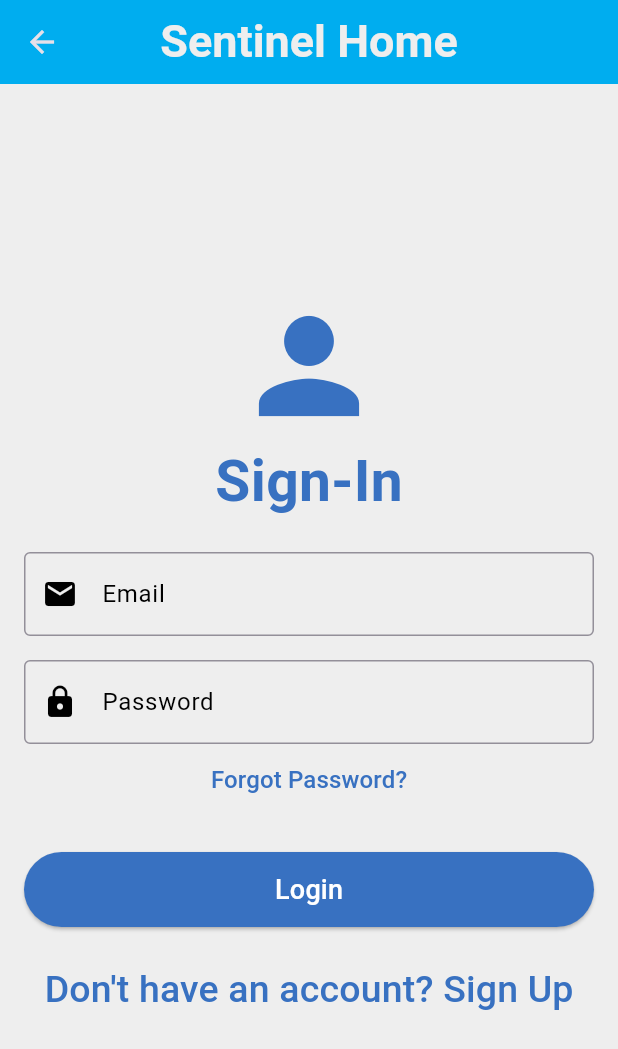
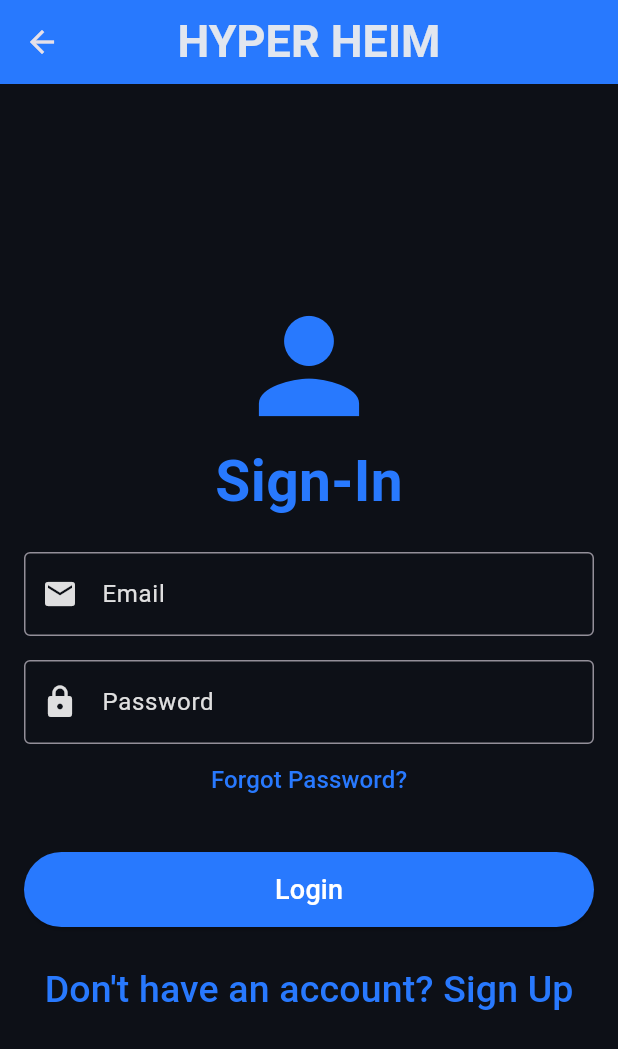
Before and after one commit to Mohammed-Ahmed11/Graduation-App, a Flutter app: the screen it shows after launch, item 2 of the bottom bar chosen, after a tap on "Already have an account? Sign-In", on a phone screen of 412 x 824 dp. Shown: the top 1049 px of the screen. Run offline on Flutter 3.47's test engine with Material 3 defaults, Android fonts, the phone set to English and light mode, and no system bars; our stand-ins replace flutter_tts, image_picker, speech_to_text.

Commit message:
update
change UI to dark theme

```diff
--- a/home_app/smarthome/lib/category_page.dart
+++ b/home_app/smarthome/lib/category_page.dart
@@ -19,11 +19,11 @@ class CategoryPage extends StatelessWidget {
   @override
   Widget build(BuildContext context) {
     return Scaffold(
-      backgroundColor: const Color(0xFFe6e4dc), // Solid background color
+      backgroundColor: const Color(0xFF0d1017), // Solid background color
       body: Column(
         children: [
           AppBar(
-            backgroundColor: Color(0xFF00adef),
+            backgroundColor: Color(0xFF2879fe),
             elevation: 0,
             title: Row(
               mainAxisAlignment: MainAxisAlignment.end,
@@ -84,7 +84,7 @@ class CategoryPage extends StatelessWidget {
             style: TextStyle(
               fontSize: 25,
               fontWeight: FontWeight.bold,
-              color: Color(0xFF3871c1),
+              color: Color(0xeeeeeeee),
             ),
           ),
           Expanded(
@@ -147,9 +147,9 @@ class CategoryPage extends StatelessWidget {
         ],
       ),
       bottomNavigationBar: BottomNavigationBar(
-        backgroundColor: const Color(0xFF00adef),
+        backgroundColor: const Color(0xFF2879fe),
         selectedItemColor: Colors.black,
-        unselectedItemColor: Colors.grey,
+        unselectedItemColor: Colors.white,
         currentIndex: 1, // Set Categories as the selected tab
         items: const [
           BottomNavigationBarItem(
--- a/home_app/smarthome/lib/details_page.dart
+++ b/home_app/smarthome/lib/details_page.dart
@@ -109,7 +109,7 @@ class _DetailsPageState extends State<DetailsPage> {
     return Scaffold(
       appBar: AppBar(
         title: Text(categoryTitle),
-        backgroundColor: const Color(0xFF00adef),
+        backgroundColor: const Color(0xFF2879fe),
       ),
       body: Stack(
         children: [
@@ -222,7 +222,7 @@ class _DetailsPageState extends State<DetailsPage> {
       ),
       floatingActionButton: FloatingActionButton(
         onPressed: _addNewFeature,
-        backgroundColor: Color(0xFF00adef),
+        backgroundColor: Color(0xFF2879fe),
         child: Icon(Icons.add, color: Colors.white),
       ),
     );
--- a/home_app/smarthome/lib/forget_password.dart
+++ b/home_app/smarthome/lib/forget_password.dart
@@ -23,10 +23,10 @@ class _ForgetPasswordPageState extends State<ForgetPasswordPage> {
   @override
   Widget build(BuildContext context) {
     return Scaffold(
-      backgroundColor: const Color(0xFFeeeeee),
+      backgroundColor: const Color(0xFF0d1017),
       appBar: AppBar(
         title: Text("Forgot Password"),
-        backgroundColor: Color(0xFF00adef),
+        backgroundColor: Color(0xFF2879fe),
       ),
       body: Padding(
         padding: EdgeInsets.all(16.0),
@@ -35,13 +35,13 @@ class _ForgetPasswordPageState extends State<ForgetPasswordPage> {
           child: Column(
             mainAxisAlignment: MainAxisAlignment.center,
             children: [
-              Icon(Icons.lock_reset, color: Color(0xFF3871c1), size: 100,),
+              Icon(Icons.lock_reset, color: Color(0xFF2879fe), size: 100,),
               const Text(
                 "Forget Password",
                 style: TextStyle(
                   fontSize: 30,
                   fontWeight: FontWeight.bold,
-                  color: Color(0xFF3871c1),
+                  color: Color(0xFF2879fe),
                   ),
               ),
               SizedBox(height: 100),
@@ -50,7 +50,7 @@ class _ForgetPasswordPageState extends State<ForgetPasswordPage> {
                 style: TextStyle(
                   fontSize: 18,
                   fontWeight: FontWeight.bold,
-                  color: Color(0xFF3871c1),
+                  color: Color(0xFF2879fe),
                   ),
                 textAlign: TextAlign.center,
               ),
@@ -60,8 +60,8 @@ class _ForgetPasswordPageState extends State<ForgetPasswordPage> {
                 keyboardType: TextInputType.emailAddress,
                 decoration: InputDecoration(
                   labelText: "Email",
-                  labelStyle: TextStyle(color: Colors.black), // Label text color
-                  prefixIcon: Icon(Icons.email, color: Colors.black), // Icon color
+                  labelStyle: TextStyle(color: Color(0xeeeeeeee),), // Label text color
+                  prefixIcon: Icon(Icons.email, color: Color(0xeeeeeeee),), // Icon color
                   border: OutlineInputBorder(),
                 ),
                 validator: (value) {
@@ -77,7 +77,7 @@ class _ForgetPasswordPageState extends State<ForgetPasswordPage> {
               ElevatedButton(
                 onPressed: _resetPassword,
                 style: ElevatedButton.styleFrom(
-                  backgroundColor: Color(0xFF3871c1),
+                  backgroundColor: Color(0xFF2879fe),
                   padding: EdgeInsets.symmetric(vertical: 12, horizontal: 40),
                 ),
                 child: Text("Reset Password", style: TextStyle(fontSize: 16, color: Colors.white)),
--- a/home_app/smarthome/lib/login_page.dart
+++ b/home_app/smarthome/lib/login_page.dart
@@ -71,15 +71,15 @@ class _LoginPageState extends State<LoginPage> {
   @override
   Widget build(BuildContext context) {
     return Scaffold(
-      backgroundColor: const Color(0xFFeeeeee), // Set background color to #eee
+      backgroundColor: const Color(0xFF0d1017), // Set background color to #eee
       appBar: AppBar(
-        backgroundColor: const Color(0xFF00adef),
+        backgroundColor: const Color(0xFF2879fe),
         title: const Text(
-          "Sentinel Home",
+          "HYPER HEIM",
           style: TextStyle(
             fontSize: 30,
             fontWeight: FontWeight.bold,
-            color: Color(0xFFEEEEEE),
+            color:  Color(0xeeeeeeee),
           ),
         ),
         centerTitle: true,
@@ -94,7 +94,7 @@ class _LoginPageState extends State<LoginPage> {
             children: [
               Icon(
                 Icons.person,
-                color: Color(0xFF3871c1),
+                color: Color(0xFF2879fe),
                 size: 100,
               ), // Person icon
               SizedBox(width: 10), // Space between icon and text
@@ -103,21 +103,21 @@ class _LoginPageState extends State<LoginPage> {
                 style: TextStyle(
                   fontSize: 38,
                   fontWeight: FontWeight.bold,
-                  color: Color(0xFF3871c1),
+                  color: Color(0xFF2879fe),
                 ),
               ),
               const SizedBox(height: 20),
               TextFormField(
                 controller: _emailController,
                 style: const TextStyle(
-                    color: Colors.black), // Set text color to black
+                    color: Color(0xeeeeeeee),), // Set text color to black
                 decoration: const InputDecoration(
                   labelText: "Email",
                   labelStyle:
-                      TextStyle(color: Colors.black), // Label text color
+                      TextStyle(color: Color(0xeeeeeeee),), // Label text color
                   border: OutlineInputBorder(),
                   prefixIcon:
-                      Icon(Icons.email, color: Colors.black), // Icon color
+                      Icon(Icons.email, color: Color(0xeeeeeeee),), // Icon color
                 ),
                 validator: (value) {
                   if (value == null || value.isEmpty) {
@@ -131,14 +131,14 @@ class _LoginPageState extends State<LoginPage> {
                 controller: _passwordController,
                 obscureText: true,
                 style: const TextStyle(
-                    color: Colors.black), // Set text color to black
+                    color: Color(0xeeeeeeee),), // Set text color to black
                 decoration: const InputDecoration(
                   labelText: "Password",
                   labelStyle:
-                      TextStyle(color: Colors.black), // Label text color
+                      TextStyle(color: Color(0xeeeeeeee),), // Label text color
                   border: OutlineInputBorder(),
                   prefixIcon:
-                      Icon(Icons.lock, color: Colors.black), // Icon color
+                      Icon(Icons.lock, color: Color(0xeeeeeeee),), // Icon color
                 ),
                 validator: (value) {
                   if (value == null || value.isEmpty) {
@@ -160,7 +160,7 @@ class _LoginPageState extends State<LoginPage> {
                   child: const Text(
                     "Forgot Password?",
                     style: TextStyle(
-                      color: Color(0xFF3871c1),
+                      color: Color(0xFF2879fe),
                       fontSize: 16,
                     ),
                   ),
@@ -172,7 +172,7 @@ class _LoginPageState extends State<LoginPage> {
                 child: ElevatedButton(
                   onPressed: _login,
                   style: ElevatedButton.styleFrom(
-                    backgroundColor: const Color(0xFF3871c1),
+                    backgroundColor: const Color(0xFF2879fe),
                     padding: const EdgeInsets.symmetric(vertical: 12),
                   ),
                   child: const Text(
@@ -193,7 +193,7 @@ class _LoginPageState extends State<LoginPage> {
                 child: const Text(
                   "Don't have an account? Sign Up",
                   style: TextStyle(
-                    color: Color(0xFF3871c1),
+                    color: Color(0xFF2879fe),
                     fontSize: 25,
                   ),
                 ),
--- a/home_app/smarthome/lib/main.dart
+++ b/home_app/smarthome/lib/main.dart
@@ -66,9 +66,10 @@ class _HomePageState extends State<HomePage> with SingleTickerProviderStateMixin
 Widget build(BuildContext context) {
   return Scaffold(
     appBar: AppBar(
-      backgroundColor: const Color(0xFF00adef),
+      backgroundColor: const Color(0xFF2879fe),
+      iconTheme: const IconThemeData(color: Color(0xFFeeeeee)),
       title: const Text(
-        "Smart Home",
+        "HYPER HEIM",
         style: TextStyle(
           fontSize: 30,
           fontWeight: FontWeight.bold,
@@ -80,7 +81,7 @@ Widget build(BuildContext context) {
     body: Container(
       width: double.infinity,
       height: double.infinity,
-      color: const Color(0xFFeeeeee),
+      color: const Color(0xFF0d1017),
       padding: const EdgeInsets.all(16.0),
       child: Column(
         mainAxisAlignment: MainAxisAlignment.center,
@@ -91,7 +92,7 @@ Widget build(BuildContext context) {
             style: TextStyle(
               fontSize: 34,
               fontWeight: FontWeight.bold,
-              color: Color(0xFF000000),
+              color: Color(0xFF2879fe),
             ),
             textAlign: TextAlign.center,
           ),
@@ -106,18 +107,18 @@ Widget build(BuildContext context) {
               );
             },
             child: Image.asset(
-              "assets/images/logo_icon.png",
+              "assets/images/hhhlogocolor.png",
               width: MediaQuery.of(context).size.width * 0.8,
               fit: BoxFit.contain,
             ),
           ),
           const SizedBox(height: 20),
           const Text(
-            "Smart Home",
+            "Smart Home Assistant",
             style: TextStyle(
               fontSize: 34,
               fontWeight: FontWeight.bold,
-              color: Colors.black,
+              color: Color(0xFF2879fe),
             ),
             textAlign: TextAlign.center,
           ),
@@ -127,7 +128,7 @@ Widget build(BuildContext context) {
             style: TextStyle(
               fontSize: 24,
               fontWeight: FontWeight.bold,
-              color: Colors.black,
+              color: Color(0xFF2879fe),
             ),
             textAlign: TextAlign.center,
           ),
@@ -144,7 +145,7 @@ Widget build(BuildContext context) {
                   );
                 },
                 style: ElevatedButton.styleFrom(
-                  backgroundColor: const Color(0xFF3871c1),
+                  backgroundColor: const Color(0xFF2879fe),
                   padding: const EdgeInsets.symmetric(horizontal: 30, vertical: 15),
                   shape: RoundedRectangleBorder(
                     borderRadius: BorderRadius.circular(10),
@@ -171,7 +172,7 @@ Widget build(BuildContext context) {
                   );
                 },
                 style: ElevatedButton.styleFrom(
-                  backgroundColor: const Color(0xFF3871c1),
+                  backgroundColor: const Color(0xFF2879fe),
                   padding: const EdgeInsets.symmetric(horizontal: 30, vertical: 15),
                   shape: RoundedRectangleBorder(
                     borderRadius: BorderRadius.circular(10),
--- a/home_app/smarthome/lib/register_page.dart
+++ b/home_app/smarthome/lib/register_page.dart
@@ -60,11 +60,11 @@ class _RegisterPageState extends State<RegisterPage> {
   @override
   Widget build(BuildContext context) {
     return Scaffold(
-      backgroundColor: const Color(0xFFeeeeee), // Set background color to #eee
+      backgroundColor: const Color(0xFF0d1017), // Set background color to #eee
       appBar: AppBar(
-        backgroundColor: const Color(0xFF00adef),
+        backgroundColor: const Color(0xFF2879fe),
         title: const Text(
-          "Sentinel Home",
+          "HYPER HEIM",
           style: TextStyle(
             fontSize: 30,
             fontWeight: FontWeight.bold,
@@ -81,25 +81,25 @@ class _RegisterPageState extends State<RegisterPage> {
             mainAxisAlignment: MainAxisAlignment.center,
             crossAxisAlignment: CrossAxisAlignment.center,
             children: [
-              Icon(Icons.person_add, color: Color(0xFF3871c1), size: 100,), // Person icon
+              Icon(Icons.person_add, color: Color(0xFF2879fe), size: 100,), // Person icon
               SizedBox(width: 10), // Space between icon and text
               const Text(
                 "Sign-Up",
                 style: TextStyle(
                   fontSize: 38,
                   fontWeight: FontWeight.bold,
-                  color: Color(0xFF3871c1),
+                  color: Color(0xFF2879fe),
                 ),
               ),
               const SizedBox(height: 20),
               TextFormField(
                 controller: _firstNameController,
-                style: const TextStyle(color: Colors.black), // Set text color to black
+                style: const TextStyle(color: Color(0xeeeeeeee),), // Set text color to black
                 decoration: const InputDecoration(
                   labelText: "First Name",
-                  labelStyle: TextStyle(color: Colors.black), // Label text color
+                  labelStyle: TextStyle(color: Color(0xeeeeeeee),), // Label text color
                   border: OutlineInputBorder(),
-                  prefixIcon: Icon(Icons.person, color: Colors.black), // Icon color
+                  prefixIcon: Icon(Icons.person, color: Color(0xeeeeeeee),), // Icon color
                 ),
                 validator: (value) {
                   if (value == null || value.isEmpty) {
@@ -111,12 +111,12 @@ class _RegisterPageState extends State<RegisterPage> {
               const SizedBox(height: 16),
               TextFormField(
                 controller: _secondNameController,
-                style: const TextStyle(color: Colors.black), // Set text color to black
+                style: const TextStyle(color: Color(0xeeeeeeee),), // Set text color to black
                 decoration: const InputDecoration(
                   labelText: "Second Name",
-                  labelStyle: TextStyle(color: Colors.black), // Label text color
+                  labelStyle: TextStyle(color: Color(0xeeeeeeee),), // Label text color
                   border: OutlineInputBorder(),
-                  prefixIcon: Icon(Icons.person, color: Colors.black), // Icon color
+                  prefixIcon: Icon(Icons.person, color: Color(0xeeeeeeee),), // Icon color
                 ),
                 validator: (value) {
                   if (value == null || value.isEmpty) {
@@ -128,12 +128,12 @@ class _RegisterPageState extends State<RegisterPage> {
               const SizedBox(height: 16),
               TextFormField(
                 controller: _emailController,
-                style: const TextStyle(color: Colors.black), // Set text color to black
+                style: const TextStyle(color: Color(0xeeeeeeee),), // Set text color to black
                 decoration: const InputDecoration(
                   labelText: "Email",
-                  labelStyle: TextStyle(color: Colors.black), // Label text color
+                  labelStyle: TextStyle(color: Color(0xeeeeeeee),), // Label text color
                   border: OutlineInputBorder(),
-                  prefixIcon: Icon(Icons.email, color: Colors.black), // Icon color
+                  prefixIcon: Icon(Icons.email, color: Color(0xeeeeeeee),), // Icon color
                 ),
                 validator: (value) {
                   if (value == null || value.isEmpty) {
@@ -146,12 +146,12 @@ class _RegisterPageState extends State<RegisterPage> {
               TextFormField(
                 controller: _passwordController,
                 obscureText: true,
-                style: const TextStyle(color: Colors.black), // Set text color to black
+                style: const TextStyle(color: Color(0xeeeeeeee),), // Set text color to black
                 decoration: const InputDecoration(
                   labelText: "Password",
-                  labelStyle: TextStyle(color: Colors.black), // Label text color
+                  labelStyle: TextStyle(color: Color(0xeeeeeeee),), // Label text color
                   border: OutlineInputBorder(),
-                  prefixIcon: Icon(Icons.lock, color: Colors.black), // Icon color
+                  prefixIcon: Icon(Icons.lock, color: Color(0xeeeeeeee),), // Icon color
                 ),
                 validator: (value) {
                   if (value == null || value.isEmpty) {
@@ -164,12 +164,12 @@ class _RegisterPageState extends State<RegisterPage> {
               TextFormField(
                 controller: _confirmPasswordController,
                 obscureText: true,
-                style: const TextStyle(color: Colors.black), // Set text color to black
+                style: const TextStyle(color: Color(0xeeeeeeee),), // Set text color to black
                 decoration: const InputDecoration(
                   labelText: "Confirm Password",
-                  labelStyle: TextStyle(color: Colors.black), // Label text color
+                  labelStyle: TextStyle(color: Color(0xeeeeeeee),), // Label text color
                   border: OutlineInputBorder(),
-                  prefixIcon: Icon(Icons.lock, color: Colors.black), // Icon color
+                  prefixIcon: Icon(Icons.lock, color: Color(0xeeeeeeee),), // Icon color
                 ),
                 validator: (value) {
                   if (value == null || value.isEmpty) {
@@ -186,7 +186,7 @@ class _RegisterPageState extends State<RegisterPage> {
                 child: ElevatedButton(
                   onPressed: _register,
                   style: ElevatedButton.styleFrom(
-                    backgroundColor: const Color(0xFF3871c1),
+                    backgroundColor: const Color(0xFF2879fe),
                     padding: const EdgeInsets.symmetric(vertical: 12),
                   ),
                   child: const Text(
@@ -206,7 +206,7 @@ class _RegisterPageState extends State<RegisterPage> {
                 child: const Text(
                   "Already have an account? Sign-In",
                   style: TextStyle(
-                    color: Color(0xFF3871c1),
+                    color: Color(0xFF2879fe),
                     fontSize: 25,
                   ),
                 ),
--- a/home_app/smarthome/pubspec.yaml
+++ b/home_app/smarthome/pubspec.yaml
@@ -74,6 +74,8 @@ flutter:
     - assets/images/logo_icon.png
     - assets/images/profile.png
     - assets/images/sky.jpg
+    - assets/images/hhhlogo.png
+    - assets/images/hhhlogocolor.png
 
   # An image asset can refer to one or more resolution-specific "variants", see
   # https://flutter.dev/to/resolution-aware-images
```
Also changed, not shown: home_app/smarthome/assets/images/hhhlogo.png (added), home_app/smarthome/assets/images/hhhlogocolor.png (added).
